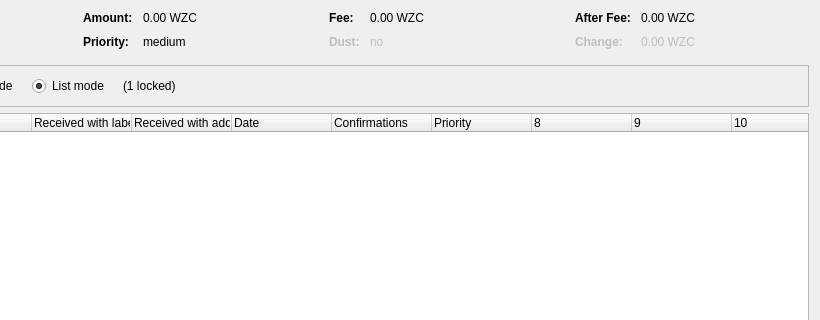
The window that src/qt/forms/coincontroldialog.ui (BRHN-11/cre-r1) describes before a commit, drawn with Qt 5; both pictures show x 180 to 1000 and y 0 to 320 of the 1000 by 500 pixel window.
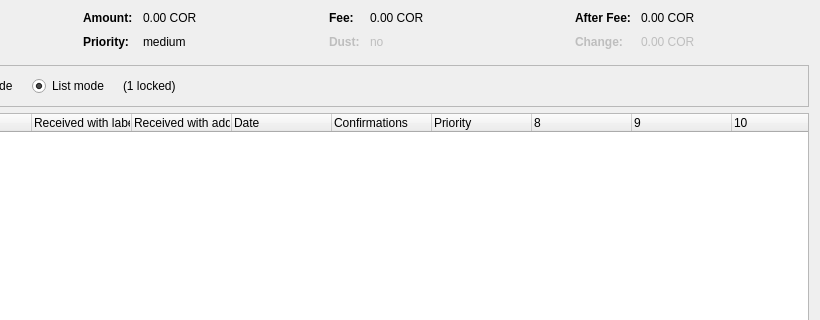
The same window after the commit. Custom widgets are drawn as their Qt base class.

```diff
--- a/src/qt/forms/coincontroldialog.ui
+++ b/src/qt/forms/coincontroldialog.ui
@@ -132,7 +132,7 @@
           <enum>Qt::ActionsContextMenu</enum>
          </property>
          <property name="text">
-          <string notr="true">0.00 WZC</string>
+          <string notr="true">0.00 COR</string>
          </property>
          <property name="textInteractionFlags">
           <set>Qt::LinksAccessibleByMouse|Qt::TextSelectableByKeyboard|Qt::TextSelectableByMouse</set>
@@ -206,7 +206,7 @@
           <enum>Qt::ActionsContextMenu</enum>
          </property>
          <property name="text">
-          <string notr="true">0.00 WZC</string>
+          <string notr="true">0.00 COR</string>
          </property>
          <property name="textInteractionFlags">
           <set>Qt::LinksAccessibleByMouse|Qt::TextSelectableByKeyboard|Qt::TextSelectableByMouse</set>
@@ -286,7 +286,7 @@
           <enum>Qt::ActionsContextMenu</enum>
          </property>
          <property name="text">
-          <string notr="true">0.00 WZC</string>
+          <string notr="true">0.00 COR</string>
          </property>
          <property name="textInteractionFlags">
           <set>Qt::LinksAccessibleByMouse|Qt::TextSelectableByKeyboard|Qt::TextSelectableByMouse</set>
@@ -321,7 +321,7 @@
           <enum>Qt::ActionsContextMenu</enum>
          </property>
          <property name="text">
-          <string notr="true">0.00 WZC</string>
+          <string notr="true">0.00 COR</string>
          </property>
          <property name="textInteractionFlags">
           <set>Qt::LinksAccessibleByMouse|Qt::TextSelectableByKeyboard|Qt::TextSelectableByMouse</set>
```
